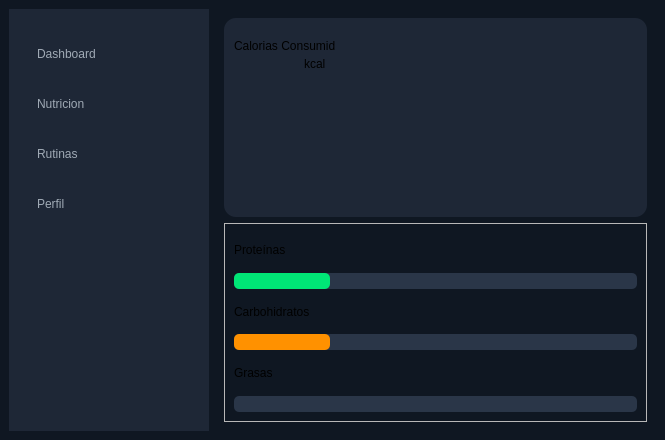
Qt form mainwindow.ui (nicojjl/VitalCoreFit) before a commit.
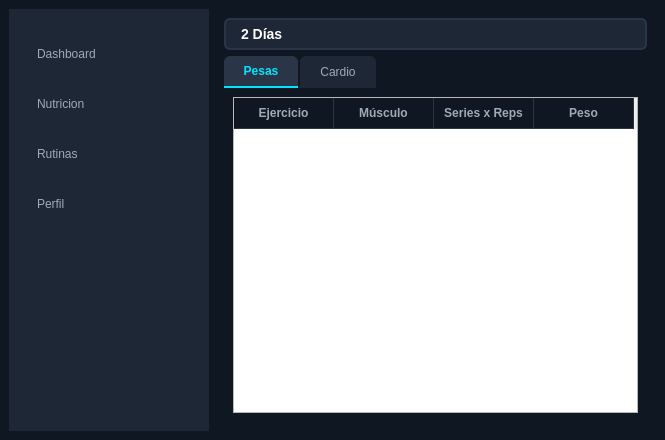
The same form after that commit.

Commit message: SE AVANZO EN BOCETO DE MODULO ENTRENAMIENTO Y MODULO DE NUTRICION

Diff of the .ui file:
```diff
--- a/mainwindow.ui
+++ b/mainwindow.ui
@@ -58,9 +58,8 @@
     background-color: #0F1722;
 }
 
-/* ------------------------------------------- */
 /* NUEVO: ESTILO PARA LAS TARJETAS (CARDS) */
-/* ------------------------------------------- */
+
 QFrame#tarjetaCalorias {
     background-color: #1E2736;
     border-radius: 12px;
@@ -103,6 +102,108 @@
     color: #FFFFFF;
     font-size: 11px;
     font-weight: bold;
+}
+
+/* MÓDULO DE NUTRICIÓN */
+
+/* ESTILO DEL BUSCADOR DE ALIMENTOS */
+QLineEdit#buscadorAlimentos {
+    background-color: #1E2736;
+    color: #FFFFFF;
+    border: 2px solid #2A3648; /* Borde gris oscuro por defecto */
+    border-radius: 8px;
+    padding: 10px;
+    font-size: 14px;
+    font-family: &quot;Segoe UI&quot;, Arial;
+}
+
+/* EFECTO CUANDO EL USUARIO HACE CLIC PARA ESCRIBIR */
+QLineEdit#buscadorAlimentos:focus {
+    border: 2px solid #00E5FF; /* El borde se ilumina en Cian */
+    background-color: #151D29; /* Se oscurece un poco el fondo */
+}
+
+/* ESTILO DE LA LISTA DE COMIDAS DEL DÍA */
+QListWidget#listaComidasHoy {
+    background-color: #1E2736;
+    border-radius: 12px;
+    border: 1px solid #2A3648;
+    padding: 10px;
+    outline: none;
+}
+
+/* Elementos dentro de la lista de comidas */
+QListWidget#listaComidasHoy::item {
+    background-color: #0F1722; /* Fondo más oscuro para cada comida */
+    border-radius: 6px;
+    border-left: 4px solid #00E676; /* Una rayita verde a la izquierda como tu prototipo */
+    color: white;
+    padding: 10px;
+    margin-bottom: 5px;
+}
+
+/*MÓDULO DE ENTRENAMIENTO */
+
+/* PESTAÑAS INTERNAS (Pesas / Cardio) */
+QTabWidget::pane {
+    border: none;
+    background-color: #0F1722;
+}
+QTabBar::tab {
+    background-color: #1E2736;
+    color: #A0AAB5;
+    padding: 8px 20px;
+    margin-right: 2px;
+    border-top-left-radius: 6px;
+    border-top-right-radius: 6px;
+}
+QTabBar::tab:selected {
+    background-color: #2A3648;
+    color: #00E5FF;
+    font-weight: bold;
+    border-bottom: 2px solid #00E5FF;
+}
+
+/* COMBO BOX (Selector de días) */
+QComboBox#comboDiasRutina {
+    background-color: #1E2736;
+    color: white;
+    border: 2px solid #2A3648;
+    border-radius: 6px;
+    padding: 5px 15px;
+    font-weight: bold;
+    font-size: 14px;
+}
+QComboBox#comboDiasRutina::drop-down {
+    border: none;
+}
+
+/* LA TABLA DE RUTINAS */
+QTableWidget#tablaRutina {
+    background-color: #1E2736;
+    color: #FFFFFF;
+    border: 1px solid #2A3648;
+    border-radius: 8px;
+    gridline-color: #2A3648; /* Color de las líneas de la cuadrícula */
+    selection-background-color: #00E5FF; /* Celda seleccionada en cian */
+    selection-color: #000000;
+    font-size: 13px;
+    outline: none;
+}
+
+/* ENCABEZADOS DE LA TABLA */
+QHeaderView::section {
+    background-color: #0F1722;
+    color: #A0AAB5;
+    padding: 6px;
+    border: none;
+    font-weight: bold;
+    border-bottom: 1px solid #2A3648;
+    border-right: 1px solid #2A3648;
+}
+QTableCornerButton::section {
+    background-color: #0F1722;
+    border: none;
 }</string>
   </property>
   <widget class="QWidget" name="centralwidget">
@@ -140,7 +241,7 @@
     <item>
      <widget class="QStackedWidget" name="stackedWidget">
       <property name="currentIndex">
-       <number>0</number>
+       <number>2</number>
       </property>
       <widget class="QWidget" name="page_3">
        <layout class="QVBoxLayout" name="verticalLayout">
@@ -236,7 +337,91 @@
         </item>
        </layout>
       </widget>
-      <widget class="QWidget" name="page_4"/>
+      <widget class="QWidget" name="page_4">
+       <layout class="QVBoxLayout" name="verticalLayout_3">
+        <item>
+         <widget class="QLineEdit" name="buscadorAlimentos">
+          <property name="placeholderText">
+           <string>Buscar alimento en catálogo...</string>
+          </property>
+         </widget>
+        </item>
+        <item>
+         <widget class="QListWidget" name="listaComidasHoy"/>
+        </item>
+       </layout>
+      </widget>
+      <widget class="QWidget" name="page">
+       <layout class="QGridLayout" name="gridLayout">
+        <item row="1" column="0">
+         <widget class="QTabWidget" name="TABLA">
+          <property name="currentIndex">
+           <number>0</number>
+          </property>
+          <widget class="QWidget" name="Pesas">
+           <attribute name="title">
+            <string>Pesas</string>
+           </attribute>
+           <layout class="QVBoxLayout" name="verticalLayout_4">
+            <item>
+             <widget class="QTableWidget" name="tableWidget">
+              <column>
+               <property name="text">
+                <string>Ejercicio</string>
+               </property>
+              </column>
+              <column>
+               <property name="text">
+                <string>Músculo</string>
+               </property>
+              </column>
+              <column>
+               <property name="text">
+                <string>Series x Reps</string>
+               </property>
+              </column>
+              <column>
+               <property name="text">
+                <string>Peso</string>
+               </property>
+              </column>
+             </widget>
+            </item>
+           </layout>
+          </widget>
+          <widget class="QWidget" name="Cardio">
+           <attribute name="title">
+            <string>Cardio</string>
+           </attribute>
+          </widget>
+         </widget>
+        </item>
+        <item row="0" column="0">
+         <widget class="QComboBox" name="comboDiasRutina">
+          <item>
+           <property name="text">
+            <string>2 Días</string>
+           </property>
+          </item>
+          <item>
+           <property name="text">
+            <string>3 Días</string>
+           </property>
+          </item>
+          <item>
+           <property name="text">
+            <string>4 Días</string>
+           </property>
+          </item>
+          <item>
+           <property name="text">
+            <string>5 Días</string>
+           </property>
+          </item>
+         </widget>
+        </item>
+       </layout>
+      </widget>
      </widget>
     </item>
    </layout>
```
The commit also changes 3 other files.
